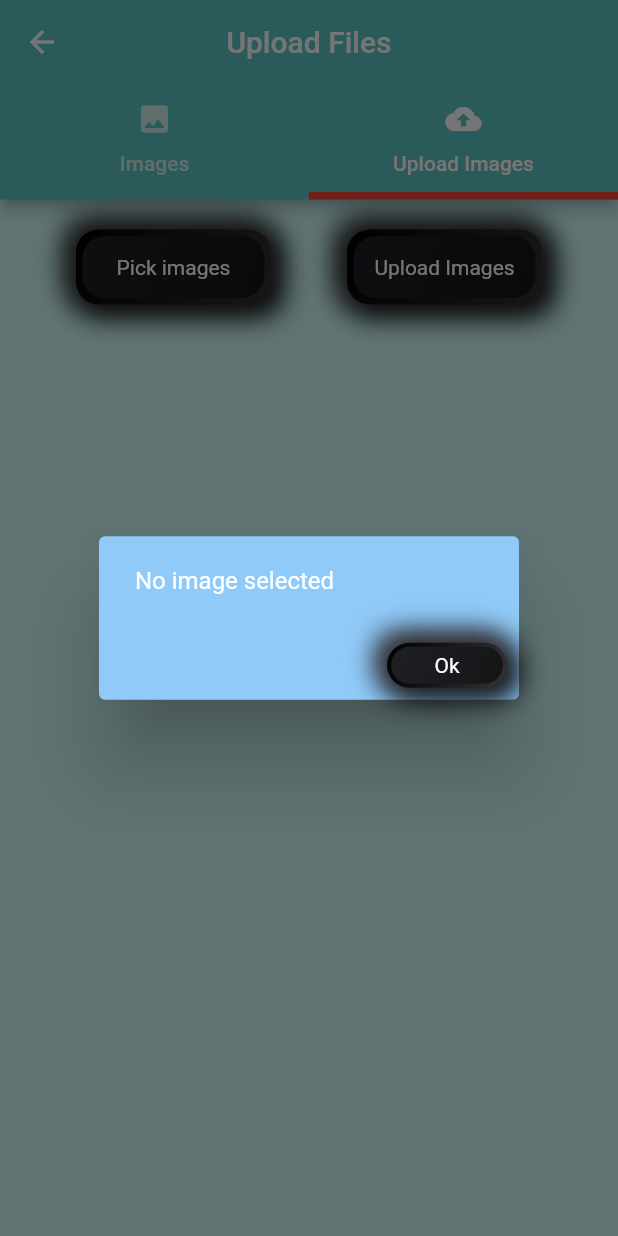
After one commit to Abhii4/ThirdEye_InfoDeck_app, a Flutter app: the FilesUploadPage screen opened directly, tab 2 chosen, after a tap on "Upload Images", on a phone screen of 412 x 824 dp. The commit adds this screen. Run offline on Flutter 3.47's test engine with Material 2 defaults, Android fonts, the phone set to English and light mode, and no system bars; our stand-ins replace carousel_pro, cloud_firestore, curved_navigation_bar, firebase_auth, firebase_storage, fluttertoast and 3 more; missing offline and left inert: multi_image_picker; accounts and stored records are empty; statements that could not run were skipped.

Commit message:
File Upload Feature. Added option to add multiple files for retailers.

```diff
--- /dev/null
+++ b/lib/fileUpload/filesuploadPage.dart
@@ -0,0 +1,68 @@
+import 'package:flutter/material.dart';
+import 'package:infodeck/fileUpload/uploadImages.dart';
+import 'package:infodeck/fileUpload/viewImages.dart';
+
+
+
+
+class FilesUploadPage extends StatefulWidget {
+  FilesUploadPage({this.retailerId});
+  final  retailerId;
+
+
+  @override
+  _FilesUploadPageState createState() => _FilesUploadPageState();
+}
+
+class _FilesUploadPageState extends State<FilesUploadPage> {
+  String retailerID;
+
+
+  @override
+  void initState() {
+     retailerID = widget.retailerId();
+
+
+
+
+
+    super.initState();
+  }
+
+
+
+
+
+
+  final _globalKey = GlobalKey<ScaffoldState>();
+  @override
+  Widget build(BuildContext context) {
+    return DefaultTabController(
+      length: 2,
+      child: Scaffold(
+        key: _globalKey,
+        backgroundColor: Color.fromRGBO(210, 253, 253, 1),
+        appBar: AppBar(
+          title: Text('Upload Files'),
+          backgroundColor: Color.fromRGBO(94, 197, 198, 1),
+            centerTitle: true,
+          bottom:   TabBar(
+            tabs: [
+              Tab(icon: Icon(Icons.image),text: 'Images',),
+              Tab(icon: Icon(Icons.cloud_upload),text: "Upload Images",),
+            ],
+            indicatorColor: Colors.red,
+            indicatorWeight: 5.0,
+          ),
+        ),
+
+        body: TabBarView(
+          children: <Widget>[
+            ViewImages(retailerId : retailerID),
+            UploadImages(globalKey: _globalKey,retailerId : retailerID),
+          ],
+        ),
+      ),
+    );
+  }
+}
--- /dev/null
+++ b/lib/fileUpload/uploadImages.dart
@@ -0,0 +1,198 @@
+import 'package:cloud_firestore/cloud_firestore.dart';
+import 'package:firebase_auth/firebase_auth.dart';
+import 'package:firebase_storage/firebase_storage.dart';
+import 'package:flutter/material.dart';
+import 'package:infodeck/fileUpload/utils.dart';
+import 'package:multi_image_picker/multi_image_picker.dart';
+
+
+class UploadImages extends StatefulWidget {
+
+  final GlobalKey<ScaffoldState> globalKey;
+  const UploadImages({Key key, this.globalKey,this.retailerId}) : super(key: key);
+  final  retailerId;
+  @override
+  _UploadImagesState createState() => new _UploadImagesState();
+}
+
+class _UploadImagesState extends State<UploadImages> {
+  List<Asset> images = List<Asset>();
+  List<String> imageUrls = <String>[];
+  String _error = 'No Error Dectected';
+  bool isUploading = false;
+  String retailerID;
+
+  @override
+  void initState() {
+    retailerID = widget.retailerId;
+    super.initState();
+  }
+
+  Widget buildGridView() {
+    return GridView.count(
+      crossAxisCount: 3,
+      children: List.generate(images.length, (index) {
+        Asset asset = images[index];
+        print(asset.getByteData(quality: 100));
+        return Padding(
+          padding: EdgeInsets.all(8.0),
+          child: ThreeDContainer(
+            backgroundColor: MultiPickerApp.darker,
+            backgroundDarkerColor: MultiPickerApp.darker,
+            height: 50,
+            width: 50,
+            borderDarkerColor: MultiPickerApp.pauseButton,
+            borderColor: MultiPickerApp.pauseButtonDarker,
+            child: ClipRRect(
+              borderRadius: BorderRadius.all(Radius.circular(15)),
+              child: AssetThumb(
+                asset: asset,
+                width: 300,
+                height: 300,
+              ),
+            ),
+          ),
+        );
+      }),
+    );
+  }
+
+  @override
+  Widget build(BuildContext context) {
+    return Stack(
+      children: <Widget>[
+        Container(
+          child: Column(
+            children: <Widget>[
+              SizedBox(height: 20,),
+              Row(
+                mainAxisAlignment: MainAxisAlignment.spaceEvenly,
+                children: <Widget>[
+                  InkWell(
+                    onTap: loadAssets,
+                    child: ThreeDContainer(
+                      width: 130,
+                      height: 50,
+                      backgroundColor: MultiPickerApp.navigateButton,
+                      backgroundDarkerColor: MultiPickerApp.background,
+                      child: Center(child: Text("Pick images",style: TextStyle(color: Colors.white),)),
+                    ),
+                  ),
+                  InkWell(
+                    onTap: (){
+                      if(images.length==0){
+                        showDialog(context: context,builder: (_){
+                          return AlertDialog(
+                            backgroundColor: Theme.of(context).backgroundColor,
+                            content: Text("No image selected",style: TextStyle(color: Colors.white)),
+                            actions: <Widget>[
+                              InkWell(
+                                onTap: (){
+                                  Navigator.pop(context);
+                                },
+                                child: ThreeDContainer(
+                                  width: 80,
+                                  height: 30,
+                                  backgroundColor: MultiPickerApp.navigateButton,
+                                  backgroundDarkerColor: MultiPickerApp.background,
+                                  child: Center(child: Text("Ok",style: TextStyle(color: Colors.white),)),
+                                ),
+                              )
+                            ],
+                          );
+                        });
+                      }
+                      else{
+                        SnackBar snackbar = SnackBar(content: Text('Please wait, we are uploading'));
+                        widget.globalKey.currentState.showSnackBar(snackbar);
+                        uploadImages();
+                      }
+                    },
+                    child: ThreeDContainer(
+                      width: 130,
+                      height: 50,
+                      backgroundColor: MultiPickerApp.navigateButton,
+                      backgroundDarkerColor: MultiPickerApp.background,
+                      child: Center(child: Text("Upload Images",style: TextStyle(color: Colors.white),)),
+                    ),
+                  ),
+                ],
+              ),
+              SizedBox(height: 10,),
+              Expanded(
+                child: buildGridView(),
+              )
+            ],
+          ),
+        ),
+      ],
+    );
+  }
+  void uploadImages(){
+    for ( var imageFile in images) {
+      postImage(imageFile).then((downloadUrl) async {
+        imageUrls.add(downloadUrl.toString());
+        if(imageUrls.length==images.length){
+
+          final FirebaseUser user = await FirebaseAuth.instance.currentUser();
+          Firestore.instance.collection('users').document(user.uid).collection('retailers').document(retailerID).updateData({'imageUrls' :FieldValue.arrayUnion(imageUrls)});
+          Firestore.instance.collection('retailersList').document(retailerID).updateData({'imageUrls': FieldValue.arrayUnion(imageUrls)}).then((_){
+            SnackBar snackbar = SnackBar(content: Text('Uploaded Successfully'));
+            widget.globalKey.currentState.showSnackBar(snackbar);
+            setState(() {
+              images = [];
+              imageUrls = [];
+            });
+          });
+        }
+      }).catchError((err) {
+        print(err);
+      });
+    }
+
+  }
+  Future<void> loadAssets() async {
+    List<Asset> resultList = List<Asset>();
+    String error = 'No Error Dectected';
+    try {
+      resultList = await MultiImagePicker.pickImages(
+        maxImages: 10,
+        enableCamera: true,
+        selectedAssets: images,
+        cupertinoOptions: CupertinoOptions(takePhotoIcon: "chat"),
+        materialOptions: MaterialOptions(
+          actionBarColor: "#abcdef",
+          actionBarTitle: "Upload Image",
+          allViewTitle: "All Photos",
+          useDetailsView: false,
+          selectCircleStrokeColor: "#000000",
+        ),
+      );
+      print(resultList.length);
+      print((await resultList[0].getThumbByteData(122, 100)));
+      print((await resultList[0].getByteData()));
+      print((await resultList[0].metadata));
+
+    } on Exception catch (e) {
+      error = e.toString();
+    }
+
+    // If the widget was removed from the tree while the asynchronous platform
+    // message was in flight, we want to discard the reply rather than calling
+    // setState to update our non-existent appearance.
+    if (!mounted) return;
+    setState(() {
+      images = resultList;
+      _error = error;
+    });
+  }
+  Future<dynamic> postImage(Asset imageFile) async {
+    String fileName = DateTime.now().millisecondsSinceEpoch.toString();
+    StorageReference reference = FirebaseStorage.instance.ref().child('retailerFiles').child(retailerID).child(fileName);
+    StorageUploadTask uploadTask = reference.putData((await imageFile.getByteData()).buffer.asUint8List());
+    StorageTaskSnapshot storageTaskSnapshot = await uploadTask.onComplete;
+    print(storageTaskSnapshot.ref.getDownloadURL());
+    return storageTaskSnapshot.ref.getDownloadURL();
+  }
+
+}
--- /dev/null
+++ b/lib/fileUpload/utils.dart
@@ -0,0 +1,87 @@
+import 'package:flutter/cupertino.dart';
+import 'package:flutter/material.dart';
+import 'dart:ui';
+
+class MultiPickerApp {
+  static Color navigateButton = Color(0xff141516);
+  static Color pauseButton = Color(0xffF41F00);
+  static Color pauseButtonDarker = Color(0xff9B1400);
+  static Color background = Color(0xff1E2025);
+  static Color brighter = Color(0xff353235);
+  static Color darker = Colors.black;
+}
+
+// I  found this widget on Github
+class ThreeDContainer extends StatelessWidget {
+  final Widget child;
+  final double width;
+  final double height;
+  final Color backgroundColor;
+  final Color backgroundDarkerColor;
+  final Color borderColor;
+  final Color borderDarkerColor;
+  final double spreadRadius;
+  final double offset;
+  final double blurRadius;
+  const ThreeDContainer({
+    Key key,
+    @required this.child,
+    @required this.width,
+    @required this.height,
+    @required this.backgroundColor,
+    @required this.backgroundDarkerColor,
+    this.borderColor,
+    this.borderDarkerColor,
+    this.blurRadius = 15,
+    this.spreadRadius = 4,
+    this.offset = 4,
+  }) : super(key: key);
+  @override
+  Widget build(BuildContext context) {
+    return Container(
+      width: width,
+      height: height,
+      padding: EdgeInsets.all(width / 30),
+      decoration: BoxDecoration(
+        borderRadius: BorderRadius.all(Radius.circular(15)),
+        boxShadow: [
+          BoxShadow(
+              color: MultiPickerApp.darker,
+              offset: Offset(offset, offset),
+              blurRadius: blurRadius,
+              spreadRadius: spreadRadius),
+          BoxShadow(
+              color: MultiPickerApp.brighter,
+              offset: Offset(-offset, -offset),
+              blurRadius: blurRadius,
+              spreadRadius: spreadRadius),
+        ],
+        gradient: LinearGradient(
+          // Where the linear gradient begins and ends
+          begin: Alignment.topLeft,
+          end: Alignment.bottomRight,
+          colors: [
+            borderDarkerColor ?? MultiPickerApp.darker,
+            borderColor ?? MultiPickerApp.brighter,
+          ],
+        ),
+      ),
+      child: Container(
+        width: width,
+        height: height,
+        child: child,
+        decoration: BoxDecoration(
+            borderRadius: BorderRadius.all(Radius.circular(15)),
+            gradient: LinearGradient(
+              // Where the linear gradient begins and ends
+              begin: Alignment.topLeft,
+              end: Alignment.bottomRight,
+              colors: [
+                backgroundDarkerColor,
+                backgroundColor,
+              ],
+            )),
+      ),
+    );
+  }
+}
--- /dev/null
+++ b/lib/fileUpload/viewImages.dart
@@ -0,0 +1,115 @@
+import 'package:carousel_pro/carousel_pro.dart';
+import 'package:cloud_firestore/cloud_firestore.dart';
+
+import 'package:flutter/material.dart';
+
+class ViewImages extends StatefulWidget {
+
+
+  ViewImages({this.retailerId});
+  final retailerId;
+
+
+  @override
+  _ViewImagesState createState() => new _ViewImagesState();
+}
+
+class _ViewImagesState extends State<ViewImages> {
+  String retailerID;
+  List<NetworkImage> _listOfImages = <NetworkImage>[];
+  bool imageUrls = false;
+  int urlLen;
+  var images;
+
+  @override
+  void initState() {
+    retailerID = widget.retailerId;
+    getData();
+    super.initState();
+
+  }
+
+
+    getData() async {
+
+
+    final DocumentReference document =   await Firestore.instance.collection('retailersList').document(retailerID);
+
+    await document.get().then((snapshot) async{
+      setState(() {
+        if (snapshot.data['imageUrls'].toString() != null) {
+          imageUrls = true;
+          urlLen = snapshot.data['imageUrls'].length;
+          print(urlLen);
+          images=snapshot.data['imageUrls'];
+          for (int i = 0;
+          i <
+              urlLen;
+          i++) {
+            _listOfImages.add(NetworkImage(images[i]));
+          }
+        }
+        print(imageUrls);
+      });
+          });
+        }
+
+
+
+
+
+
+
+  @override
+  Widget build(BuildContext context) {
+    return (imageUrls)?Column(
+      children: <Widget>[
+        SizedBox(
+          height: 80,
+        ),
+        Flexible(
+            child: Column(
+                children: <Widget>[
+                  Column(
+                            children: <Widget>[
+                              Container(
+                                height: 1,
+                                width: MediaQuery.of(context).size.width,
+                                color: Colors.red,
+                              ),
+                              Container(
+                                margin: EdgeInsets.all(15.0),
+                                height: 500,
+                                decoration: BoxDecoration(
+                                  color: Colors.white,
+                                ),
+                                width: MediaQuery.of(context).size.width,
+                                child: Carousel(
+                                    boxFit: BoxFit.cover,
+                                    images: _listOfImages,
+                                    autoplay: false,
+                                    indicatorBgPadding: 5.0,
+                                    dotPosition: DotPosition.bottomCenter,
+                                    animationCurve: Curves.fastOutSlowIn,
+                                    animationDuration:
+                                    Duration(milliseconds: 2000)),
+                              ),
+                              Container(
+                                height: 1,
+                                width: MediaQuery.of(context).size.width,
+                                color: Colors.red,
+                              )
+                            ],
+                          )
+                          ]
+                        )
+
+                )
+      ],
+    ):  Center(
+      child: Text('No Files'),
+    );
+  }
+
+
+}
--- a/lib/profilePage.dart
+++ b/lib/profilePage.dart
@@ -65,7 +65,7 @@ class _ProfilePageState extends State<ProfilePage> with SingleTickerProviderStat
 
   Future uploadPic(BuildContext context) async{
     final FirebaseUser user = await FirebaseAuth.instance.currentUser();
-    String fileName = basename(_image.path);
+    String fileName = DateTime.now().millisecondsSinceEpoch.toString();
     StorageReference firebaseStorageRef = FirebaseStorage.instance.ref().child('userProfilePics').child(user.uid).child(fileName);
     StorageUploadTask uploadTask = firebaseStorageRef.putFile(_image);
 
--- a/lib/secondAprroach/editRetailer.dart
+++ b/lib/secondAprroach/editRetailer.dart
@@ -6,6 +6,9 @@ import 'package:flutter/material.dart';
 import 'package:fluttertoast/fluttertoast.dart';
 import 'package:image_picker/image_picker.dart';
 import 'package:infodeck/animations/FadeAnimation.dart';
+import 'package:infodeck/fileUpload/filesuploadPage.dart';
+
+
 import 'package:infodeck/secondAprroach/givenPackagePage.dart';
 import 'package:infodeck/secondAprroach/packagePage.dart';
 import 'package:infodeck/secondAprroach/retailer.dart';
@@ -16,7 +19,7 @@ import 'package:http/http.dart' as http;
 import 'package:path/path.dart';
 import 'dart:io';
 
-import 'fileuploadPage.dart';
+
 import 'gstinfoPage.dart';
 
 
@@ -94,7 +97,7 @@ class _EditRetailerState extends State<EditRetailer> with SingleTickerProviderSt
   }
 
   Future uploadPic(BuildContext context) async{
-    String fileName = basename(_image.path);
+    String fileName = DateTime.now().millisecondsSinceEpoch.toString();
     StorageReference firebaseStorageRef = FirebaseStorage.instance.ref().child('retailerProfilePics').child(fileName);
     StorageUploadTask uploadTask = firebaseStorageRef.putFile(_image);
     setState(() async {
@@ -576,7 +579,7 @@ class _EditRetailerState extends State<EditRetailer> with SingleTickerProviderSt
                           ? InkWell(
                           onTap: () async {
                               Navigator.push(context,
-                                  MaterialPageRoute(builder: (context) => FileUploadPage(
+                                  MaterialPageRoute(builder: (context) => FilesUploadPage(
                                     retailerId : _getretailerId,
                                   )));
                             },
--- a/pubspec.yaml
+++ b/pubspec.yaml
@@ -5,7 +5,7 @@ description: An app to keep record of basic info of the retail shop workers.
 
 
 
-version: 1.0.4
+version: 1.0.6
 
 environment:
   sdk: ">=2.7.0 <3.0.0"
@@ -34,6 +34,8 @@ dependencies:
   fluttertoast: ^7.0.1
   image_picker: ^0.5.3+1
   firebase_storage: ^2.1.0+1
+  carousel_pro: ^1.0.0
+  multi_image_picker: ^4.6.1
 
 dev_dependencies:
   flutter_test:
```
Also changed, not shown: pubspec.lock, 1 other file.
